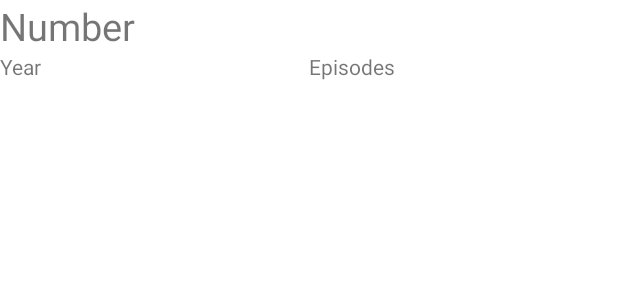
After one commit to vinilaureto/SeriesManager, an Android app: the layout layout_season.xml on its own in the app's theme, with its tools: preview values and no code run, on a phone screen of 412 x 824 dp. The commit adds this screen. Shown: the top 300 px of the screen. Run offline under Robolectric (Android 15) with nearby library versions, the phone set to English and light mode, and no system bars.

Commit message:
Create season controller and adapter for UI. Add same context menu to season

```diff
--- /dev/null
+++ b/app/src/main/res/layout/layout_season.xml
@@ -0,0 +1,35 @@
+<?xml version="1.0" encoding="utf-8"?>
+<androidx.constraintlayout.widget.ConstraintLayout xmlns:android="http://schemas.android.com/apk/res/android"
+    android:layout_width="match_parent"
+    android:layout_height="match_parent"
+    xmlns:app="http://schemas.android.com/apk/res-auto">
+
+    <TextView
+        android:id="@+id/seasonNumberTv"
+        android:layout_width="match_parent"
+        android:layout_height="wrap_content"
+        android:text="Number"
+        android:textSize="25sp"
+        app:layout_constraintEnd_toEndOf="parent"
+        app:layout_constraintStart_toStartOf="parent"
+        app:layout_constraintTop_toTopOf="parent" />
+
+    <TextView
+        android:id="@+id/seasonYearTv"
+        android:layout_width="0dp"
+        android:layout_height="wrap_content"
+        android:text="Year"
+        app:layout_constraintStart_toStartOf="parent"
+        app:layout_constraintEnd_toStartOf="@id/seasonEpisodesTv"
+        app:layout_constraintTop_toBottomOf="@id/seasonNumberTv"/>
+
+    <TextView
+        android:id="@+id/seasonEpisodesTv"
+        android:layout_width="0dp"
+        android:layout_height="wrap_content"
+        android:text="Episodes"
+        app:layout_constraintStart_toEndOf="@id/seasonYearTv"
+        app:layout_constraintEnd_toEndOf="parent"
+        app:layout_constraintTop_toBottomOf="@id/seasonNumberTv"/>
+
+</androidx.constraintlayout.widget.ConstraintLayout>
```
Also changed, not shown: app/src/main/java/com/vinilaureto/seriesmanager/SeasonActivity.kt (+50 -1 lines), app/src/main/java/com/vinilaureto/seriesmanager/adapter/SeasonAdapter.kt (added, +50 -0 lines), app/src/main/java/com/vinilaureto/seriesmanager/controllers/SeasonController.kt (added, +14 -0 lines).
